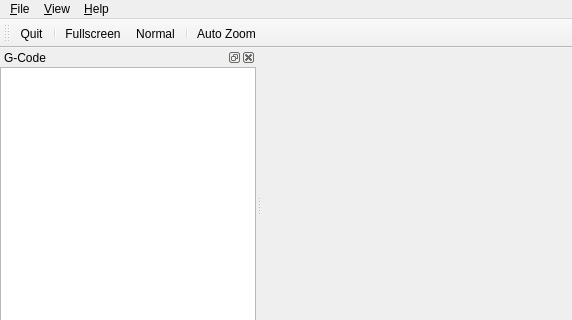
The window that mainwin.ui (QGCoder/qgcoder) describes before a commit, drawn with Qt 5; both pictures show x 0 to 572 and y 0 to 320 of the 572 by 600 pixel window.
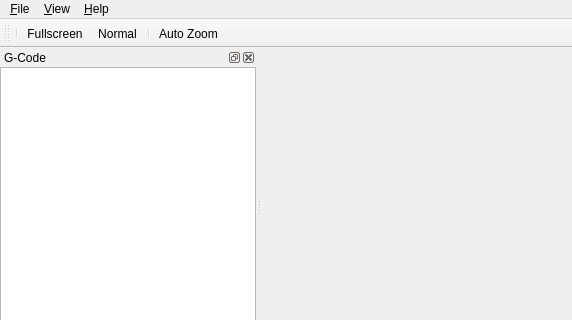
The same window after the commit. Custom widgets are drawn as their Qt base class.

Commit message: Add setting dialog, menu items and manage large files

```diff
--- a/mainwin.ui
+++ b/mainwin.ui
@@ -172,7 +172,6 @@
    <attribute name="toolBarBreak">
     <bool>false</bool>
    </attribute>
-   <addaction name="action_Quit"/>
    <addaction name="separator"/>
    <addaction name="action_showFullScreen"/>
    <addaction name="action_showNormal"/>
```
Left out of the diff: 85 changed lines with no effect on the pictures. The commit also changes 6 other files.
